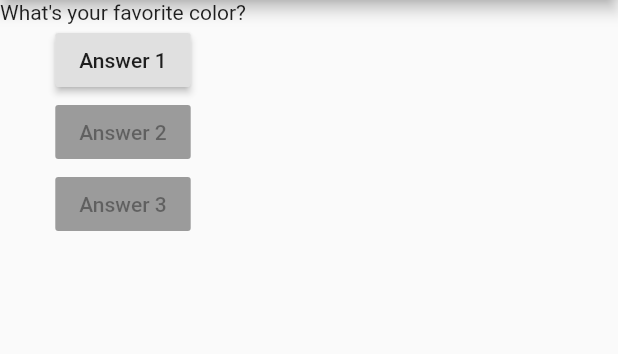
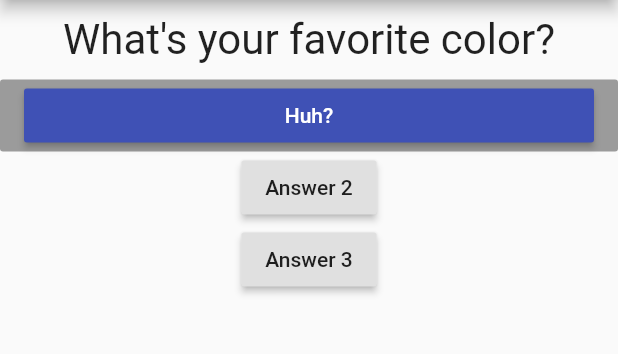
Before and after one commit to BigMoneyKirk/flutter_complete_guide, a Flutter app: the screen it shows after launch, on a phone screen of 412 x 824 dp, the part 84-438 px from its top. Run offline on Flutter 3.47's test engine with Material 2 defaults, Android fonts, the phone set to English and light mode, and no system bars.

Commit message:
Got callback functions working from main.dart to answer.dart

```diff
--- /dev/null
+++ b/lib/answer.dart
@@ -0,0 +1,21 @@
+import 'package:flutter/material.dart';
+
+class Answer extends StatelessWidget {
+  Answer(this.answerText, this.selectHandler);
+
+  String answerText;
+  final Function selectHandler;
+
+  @override
+  Widget build(BuildContext context) {
+    return Container(
+      width: double.infinity,
+      child: RaisedButton(
+        child: Text(answerText),
+        onPressed: selectHandler,
+        color: Colors.indigo,
+        textColor: Colors.white,
+      ),
+    );
+  }
+}
--- a/lib/main.dart
+++ b/lib/main.dart
@@ -1,28 +1,39 @@
 import 'package:flutter/material.dart';
+import './question.dart';
+import './answer.dart';
 
 void main() => runApp(MyApp());
 
 class MyApp extends StatefulWidget {
   @override
   State<StatefulWidget> createState() {
-    return MyAppState();
+    return _MyAppState();
   }
 }
 
-class MyAppState extends State<MyApp> {
-  int questionIndex = 0;
+class _MyAppState extends State<MyApp> {
+  int _questionIndex = 0;
   String displayQuestion = "The question!";
 
-  void answerQuestion() {
-    setState(() => questionIndex++);
-    print(questionIndex);
+  void _nextQuestion(List<String> questions) {
+    setState(
+        () => {if (_questionIndex != questions.length - 1) _questionIndex++});
+  }
+
+  void _previousQuestion() {
+    setState(() => {if (_questionIndex != 0) _questionIndex--});
+  }
+
+  void _answerQuestion() {
+    print("Testing: 1, 2, 3");
   }
 
   @override
   Widget build(BuildContext context) {
     List<String> questions = [
       "What's your favorite color?",
-      "What's your favorite animal?"
+      "What's your favorite animal?",
+      "What's up with you?"
     ];
     return MaterialApp(
         home: Scaffold(
@@ -31,17 +42,18 @@ class MyAppState extends State<MyApp> {
               backgroundColor: Colors.indigo,
             ),
             body: Column(children: <Widget>[
-              Text(questions[questionIndex]),
+              Question(questions[_questionIndex]),
               RaisedButton(
-                child: Text("Answer 1"),
-                onPressed: answerQuestion,
+                child: Answer("Huh?", () => _nextQuestion(questions)),
               ),
               RaisedButton(
                 child: Text("Answer 2"),
-                onPressed: null,
+                onPressed: () => _nextQuestion(questions),
               ),
-              RaisedButton(child: Text("Answer 3")),
-              // onPressed: () => displayQuestion = questions.elementAt(1)),
+              RaisedButton(
+                child: Text("Answer 3"),
+                onPressed: _previousQuestion,
+              )
             ])));
   }
 }
--- /dev/null
+++ b/lib/question.dart
@@ -0,0 +1,19 @@
+import 'package:flutter/material.dart';
+
+class Question extends StatelessWidget {
+  Question(this.questionText) {}
+
+  final String questionText;
+
+  @override
+  Widget build(BuildContext context) {
+    return Container(
+        width: double.infinity,
+        margin: EdgeInsets.all(10),
+        child: Text(
+          questionText,
+          style: TextStyle(fontSize: 28),
+          textAlign: TextAlign.center,
+        ));
+  }
+}
```
